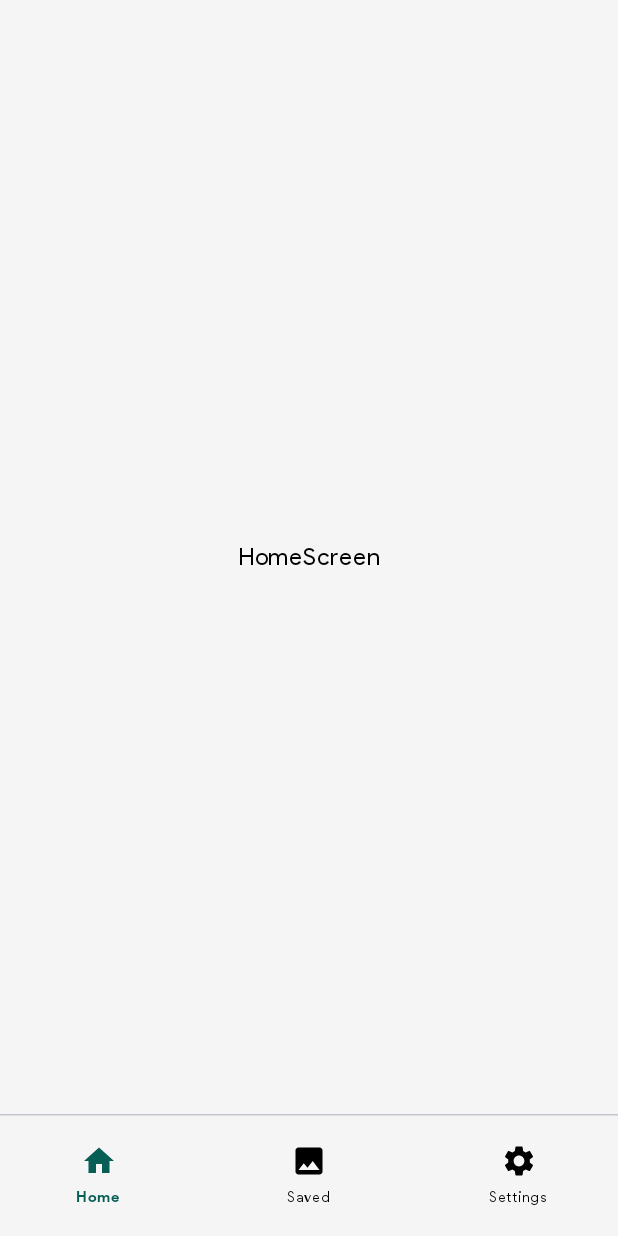
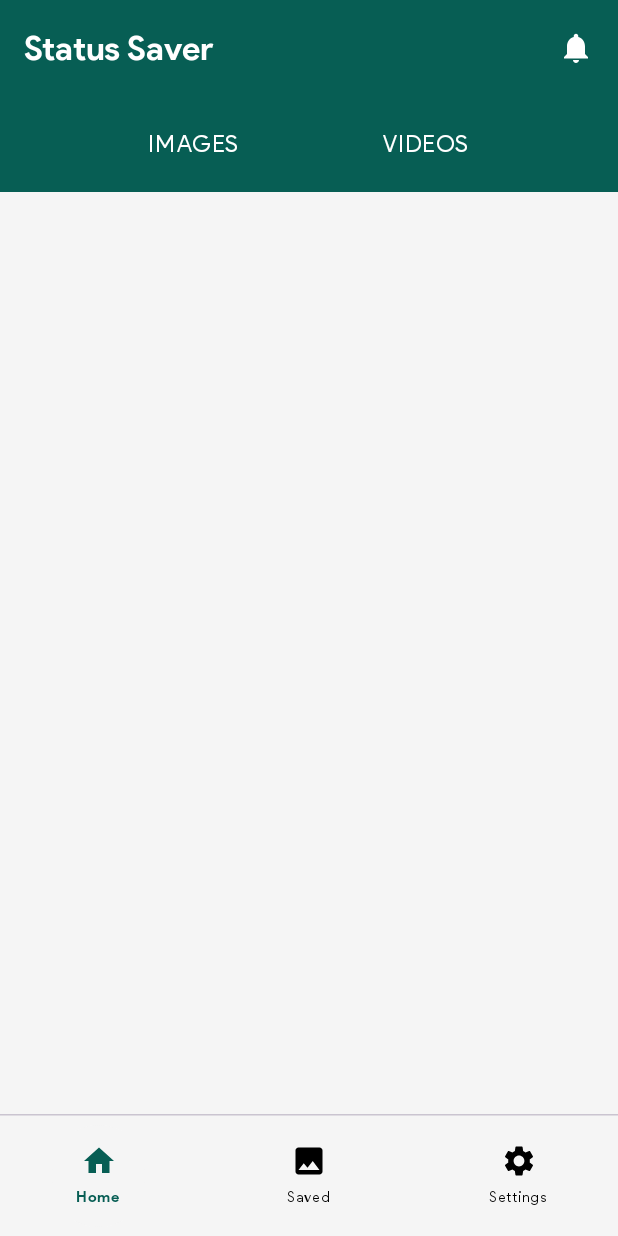
Before and after one commit to Dev-Micah/StatusSaver, an Android app built with Jetpack Compose: the screen it shows after launch (MainActivity), on a phone screen of 412 x 824 dp. Run offline under Robolectric (Android 15) with nearby library versions, the phone set to English and light mode, and no system bars.

Commit message:
Updated HomeScreen

```diff
--- a/app/src/main/java/com/micahnyabuto/statussaver/ui/screens/home/HomeScreen.kt
+++ b/app/src/main/java/com/micahnyabuto/statussaver/ui/screens/home/HomeScreen.kt
@@ -1,26 +1,139 @@
 package com.micahnyabuto.statussaver.ui.screens.home
 
+import androidx.compose.foundation.background
+import androidx.compose.foundation.clickable
+import androidx.compose.foundation.layout.Arrangement
 import androidx.compose.foundation.layout.Box
+import androidx.compose.foundation.layout.Column
+import androidx.compose.foundation.layout.Row
 import androidx.compose.foundation.layout.Spacer
 import androidx.compose.foundation.layout.fillMaxSize
+import androidx.compose.foundation.layout.fillMaxWidth
 import androidx.compose.foundation.layout.height
+import androidx.compose.foundation.layout.padding
+import androidx.compose.foundation.shape.RoundedCornerShape
+import androidx.compose.material.icons.Icons
+import androidx.compose.material.icons.filled.Notifications
 import androidx.compose.material3.CircularProgressIndicator
+import androidx.compose.material3.ExperimentalMaterial3Api
+import androidx.compose.material3.Icon
+import androidx.compose.material3.IconButton
 import androidx.compose.material3.LinearProgressIndicator
+import androidx.compose.material3.MaterialTheme
+import androidx.compose.material3.Scaffold
 import androidx.compose.material3.Text
+import androidx.compose.material3.TextButton
+import androidx.compose.material3.TopAppBar
+import androidx.compose.material3.TopAppBarColors
+import androidx.compose.material3.TopAppBarDefaults
 import androidx.compose.runtime.Composable
+import androidx.compose.runtime.getValue
+import androidx.compose.runtime.mutableStateOf
+import androidx.compose.runtime.remember
+import androidx.compose.runtime.setValue
 import androidx.compose.ui.Alignment
 import androidx.compose.ui.Modifier
+import androidx.compose.ui.graphics.Color
+import androidx.compose.ui.graphics.Color.Companion.White
+import androidx.compose.ui.tooling.preview.Preview
 import androidx.compose.ui.unit.dp
 import androidx.navigation.NavController
+import androidx.navigation.compose.rememberNavController
+import com.micahnyabuto.statussaver.ui.navigation.Destinations
+import com.micahnyabuto.statussaver.ui.theme.PrimaryLightColor
+import com.micahnyabuto.statussaver.ui.theme.SecondaryColor
 
 @Composable
 fun HomeScreen(
     navController: NavController
 ){
-    Box(
-        modifier = Modifier.fillMaxSize(),
-        contentAlignment = Alignment.Center
-    ){
-        Text("HomeScreen")
+    TopBar(
+        navController = navController
+    )
+}
+@OptIn(ExperimentalMaterial3Api::class)
+@Composable
+fun HomeScreenContent(
+
+){
+
+}
+@Composable
+fun CategoriesBar(
+    navController: NavController
+) {
+    Row(
+        modifier = Modifier
+            .fillMaxWidth()
+            .padding(horizontal = 16.dp, vertical = 8.dp),
+        horizontalArrangement = Arrangement.SpaceEvenly,
+        verticalAlignment = Alignment.CenterVertically
+    ) {
+        TextButton(onClick = {navController.navigate(Destinations.Home)},
+            shape = RoundedCornerShape(2.dp)
+        ) {
+            Text("IMAGES",
+                style = MaterialTheme.typography.bodyLarge.copy(
+                    Color.White
+                ))
+        }
+        TextButton(onClick = {navController.navigate(Destinations.Videos)},
+            shape = RoundedCornerShape(2.dp)) {
+            Text("VIDEOS",
+                style = MaterialTheme.typography.bodyLarge.copy(
+                    Color.White
+                ))
+        }
     }
 }
+@OptIn(ExperimentalMaterial3Api::class)
+@Composable
+fun TopBar(
+    navController: NavController
+){
+    Scaffold (
+        topBar = {
+            Column(
+                modifier = Modifier.background(MaterialTheme.colorScheme.primary)
+            ) {
+                TopAppBar(
+
+                    title = { Text("Status Saver") },
+
+                    actions = {
+                        IconButton(
+                            onClick = {}
+                        ) {
+                            Icon(
+                                imageVector = Icons.Default.Notifications,
+                                contentDescription = "Notifications"
+                            )
+                        }
+                    },
+                    colors = TopAppBarColors(
+                        containerColor = MaterialTheme.colorScheme.primary,
+                        titleContentColor = White,
+                        navigationIconContentColor = White,
+                        actionIconContentColor = White,
+                        scrolledContainerColor = White
+                    )
+                )
+                CategoriesBar(
+                    navController = navController
+                )
+            }
+
+        }
+    ){ innerpadding ->
+
+
+
+    }
+}
+@Preview(showBackground = true)
+@Composable
+fun HomeScreenPreview(){
+    HomeScreen(
+        navController = rememberNavController()
+    )
+}
```
